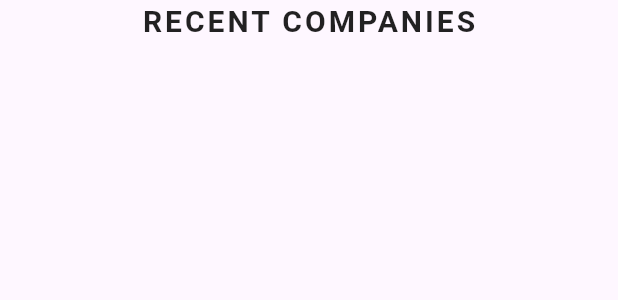
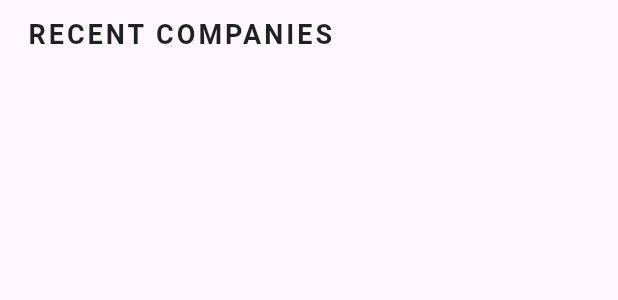
Before and after one commit to pnkr01/weconnect, a Flutter app: the RecentCompaniesWidgetAdmin widget shown alone on an empty page, opened directly, on a phone screen of 412 x 824 dp. Shown: the top 300 px of the screen. Run offline on Flutter 3.47's test engine with Material 2 defaults, Android fonts, the phone set to English and light mode, and no system bars; our stand-ins replace cloud_firestore, firebase_auth, firebase_core, firebase_storage, flutter_screenutil, font_awesome_flutter and 6 more; accounts and stored records are empty; network calls fail.

Commit message:
FIX: fixed minor bugs in home page

```diff
--- a/lib/src/controllers/admin_home_controller.dart
+++ b/lib/src/controllers/admin_home_controller.dart
@@ -11,7 +11,7 @@ class HomeController extends GetxController {
   // final  selectedImage =Image.file(null!);
 
   String get getBatch => batchController.value.text;
-  String get getName => nameController.value.text;
+  String get getName => nameController.value.text.toLowerCase();
   String get getRole => roleController.value.text;
   String get getCompensation => compensationController.value.text;
 
--- a/lib/src/routes/routes.dart
+++ b/lib/src/routes/routes.dart
@@ -1,8 +1,8 @@
 import 'package:get/get.dart';
 import 'package:weconnect/src/screens/auth/auth_screen.dart';
 import 'package:weconnect/src/screens/home/admin/admin_home/admin_home.dart';
+import 'package:weconnect/src/screens/home/admin/components/testimonial/company_testimonial.dart';
 import 'package:weconnect/src/screens/home/coordinators/coordinator_home.dart';
-import 'package:weconnect/src/screens/home/home.dart';
 import 'package:weconnect/src/screens/onboarding/handle_onboarding_screen.dart';
 
 class AppRoute {
@@ -13,7 +13,9 @@ class AppRoute {
             page: () => const HandleOnBoardingScreen()),
         GetPage(
             name: AuthScreenPage.routeName, page: () => const AuthScreenPage()),
-        GetPage(name: HomePage.routeName, page: () => const HomePage()),
+        GetPage(
+            name: CompanyTestimonial.routeName,
+            page: () => const CompanyTestimonial()),
         GetPage(name: AdminHomePage.routeName, page: () => AdminHomePage()),
         GetPage(
             name: CoordinatorHomePage.routeName,
--- a/lib/src/screens/home/admin/admin_home/admin_home.dart
+++ b/lib/src/screens/home/admin/admin_home/admin_home.dart
@@ -5,8 +5,7 @@ import 'package:weconnect/src/constant/enums.dart';
 import 'package:weconnect/src/controllers/admin_home_controller.dart';
 import 'package:weconnect/src/screens/home/admin/components/create_company/create_company_screen.dart';
 import 'package:weconnect/src/screens/home/admin/components/widgets/search_placeholder_coord.dart';
-import 'package:weconnect/src/screens/home/admin/components/widgets/show_recent_comapnies_home_page%20copy_admin.dart';
-import 'package:weconnect/src/screens/home/admin/components/widgets/show_recent_comapnies_home_page_coord.dart';
+import 'package:weconnect/src/screens/home/admin/components/widgets/show_recent_comapnies_home_page_admin.dart';
 import 'package:weconnect/src/screens/home/admin/drawer/drawer.dart';
 import 'package:weconnect/src/utils/gloabal_colors.dart';
 
@@ -16,7 +15,6 @@ class AdminHomePage extends StatefulWidget {
   @override
   State<AdminHomePage> createState() => _AdminHomePageState();
 }
-
 
 class _AdminHomePageState extends State<AdminHomePage> {
   final HomeController controller = Get.put(HomeController());
--- a/lib/src/screens/home/admin/components/widgets/search_placeholder_admin.dart
+++ b/lib/src/screens/home/admin/components/widgets/search_placeholder_admin.dart
@@ -1,6 +1,5 @@
 import 'package:flutter/material.dart';
 import 'package:get/get.dart';
-import 'package:weconnect/src/screens/home/admin/components/widgets/search_widget_admin.dart';
 import 'package:weconnect/src/screens/home/admin/components/widgets/search_widget_coord.dart';
 
 Widget searchBarPlaceHolderCoord() => Padding(
--- a/lib/src/screens/home/admin/components/widgets/search_placeholder_coord.dart
+++ b/lib/src/screens/home/admin/components/widgets/search_placeholder_coord.dart
@@ -1,7 +1,6 @@
 import 'package:flutter/material.dart';
 import 'package:get/get.dart';
 import 'package:weconnect/src/screens/home/admin/components/widgets/search_widget_admin.dart';
-import 'package:weconnect/src/screens/home/admin/components/widgets/search_widget_coord.dart';
 
 Widget searchBarPlaceHolderAdmin() => Padding(
       padding: const EdgeInsets.all(16.0),
--- a/lib/src/screens/home/admin/components/widgets/search_widget_admin.dart
+++ b/lib/src/screens/home/admin/components/widgets/search_widget_admin.dart
@@ -2,9 +2,6 @@
 
 import 'package:cloud_firestore/cloud_firestore.dart';
 import 'package:flutter/material.dart';
-import 'package:get/get.dart';
-import 'package:weconnect/src/constant/enums.dart';
-import 'package:weconnect/src/screens/home/coordinators/company_testimonials.dart';
 import 'package:weconnect/src/utils/global.dart';
 import 'package:weconnect/src/constant/color_codes.dart';
 import 'package:weconnect/src/utils/gloabal_colors.dart';
--- a/lib/src/screens/home/admin/components/widgets/search_widget_coord.dart
+++ b/lib/src/screens/home/admin/components/widgets/search_widget_coord.dart
@@ -2,8 +2,6 @@
 
 import 'package:cloud_firestore/cloud_firestore.dart';
 import 'package:flutter/material.dart';
-import 'package:get/get.dart';
-import 'package:weconnect/src/constant/enums.dart';
 import 'package:weconnect/src/screens/home/coordinators/company_testimonials.dart';
 import 'package:weconnect/src/utils/global.dart';
 import 'package:weconnect/src/constant/color_codes.dart';
--- a/lib/src/screens/home/admin/components/widgets/show_recent_comapnies_home_page copy_admin.dart
+++ /dev/null
@@ -1,128 +0,0 @@
-import 'package:cloud_firestore/cloud_firestore.dart';
-import 'package:flutter/material.dart';
-import 'package:weconnect/src/constant/color_codes.dart';
-import 'package:weconnect/src/constant/enums.dart';
-import 'package:weconnect/src/screens/home/coordinators/company_testimonials.dart';
-import 'package:weconnect/src/utils/gloabal_colors.dart';
-
-class RecentCompaniesWidgetAdmin extends StatelessWidget {
-  @override
-  Widget build(BuildContext context) {
-    return StreamBuilder<QuerySnapshot>(
-      stream: FirebaseFirestore.instance
-          .collection('companies')
-          .orderBy('timestamp', descending: true)
-          .limit(5)
-          .snapshots(),
-      builder: (context, snapshot) {
-        if (snapshot.hasError) {
-          return Text('Error: ${snapshot.error}');
-        }
-
-        if (snapshot.connectionState == ConnectionState.waiting) {
-          return CircularProgressIndicator(color: color1.withOpacity(0.8));
-        }
-
-        final companies = snapshot.data!.docs;
-          // if(UserRole.admin==true)
-          // {
-return Column(
-          crossAxisAlignment: CrossAxisAlignment.start,
-          mainAxisAlignment: MainAxisAlignment.start,
-          children: [
-            Center(
-              child: Text(
-                'RECENT COMPANIES',
-                style: TextStyle(fontSize: 20, fontWeight: FontWeight.bold,letterSpacing: 2.0),
-              ),
-            ),
-            SizedBox(height: 8),
-            for (var company in companies)
-            Padding(
-              padding: const EdgeInsets.only(right: 18.0,top: 10.0,bottom: 10.0,left: 18),
-              child: Container(
-                height: 100,
-                width: double.infinity,
-                decoration: BoxDecoration(
-                  boxShadow: [BoxShadow(
-                    blurRadius: 8.0,
-
-                  )],
-                  borderRadius: BorderRadius.circular(16),
-                  color: color2
-                ),
-                child: Row(
-                  children: [
-                    Padding(
-                      padding: const EdgeInsets.all(8.0),
-                      child: CircleAvatar(
-                        backgroundImage: NetworkImage(company['logoImageUrl']),
-                        radius: 70,
-                      ),
-                    ),
-                    Text(company['name'].toString().toUpperCase(),style: TextStyle(color: whiteColor,fontSize: 18,fontWeight: FontWeight.bold),),
-
-                  ],
-                ),
-              ),
-            )
-            //Text(company['name']),
-          ],
-        );
-          }
-          // else
-          // {
-          //   return InkWell(
-          //     onTap: (){
-          //        Navigator.push(context, MaterialPageRoute(builder: (context) {
-          //         return CompanyTestimonials();
-          //     },));},
-          //     child: Column(
-          //             crossAxisAlignment: CrossAxisAlignment.start,
-          //             mainAxisAlignment: MainAxisAlignment.start,
-          //             children: [
-          //     Center(
-          //       child: Text(
-          //         'RECENT COMPANIES',
-          //         style: TextStyle(fontSize: 20, fontWeight: FontWeight.bold,letterSpacing: 2.0),
-          //       ),
-          //     ),
-          //     SizedBox(height: 8),
-          //     for (var company in companies)
-          //     Padding(
-          //       padding: const EdgeInsets.only(right: 18.0,top: 10.0,bottom: 10.0,left: 18),
-          //       child: Container(
-          //         height: 100,
-          //         width: double.infinity,
-          //         decoration: BoxDecoration(
-          //           boxShadow: [BoxShadow(
-          //             blurRadius: 8.0,
-
-          //           )],
-          //           borderRadius: BorderRadius.circular(16),
-          //           color: color2
-          //         ),
-          //         child: Row(
-          //           children: [
-          //             Padding(
-          //               padding: const EdgeInsets.all(8.0),
-          //               child: CircleAvatar(
-          //                 backgroundImage: NetworkImage(company['logoImageUrl']),
-          //                 radius: 70,
-          //               ),
-          //             ),
-          //             Text(company['name'].toString().toUpperCase(),style: TextStyle(color: whiteColor,fontSize: 18,fontWeight: FontWeight.bold),),
-
-          //           ],
-          //         ),
-          //       ),
-          //     )
-          //     //Text(company['name']),
-          //             ],
-          //           ),
-          //   );
-          // }
-      ,
-    );
-  }
-}
--- /dev/null
+++ b/lib/src/screens/home/admin/components/widgets/show_recent_comapnies_home_page_admin.dart
@@ -0,0 +1,147 @@
+import 'package:cloud_firestore/cloud_firestore.dart';
+import 'package:flutter/material.dart';
+import 'package:get/get.dart';
+import 'package:weconnect/src/constant/color_codes.dart';
+import 'package:weconnect/src/screens/home/admin/components/testimonial/company_testimonial.dart';
+import 'package:weconnect/src/utils/gloabal_colors.dart';
+
+class RecentCompaniesWidgetAdmin extends StatelessWidget {
+  @override
+  Widget build(BuildContext context) {
+    return StreamBuilder<QuerySnapshot>(
+      stream: FirebaseFirestore.instance
+          .collection('companies')
+          .orderBy('timestamp', descending: true)
+          .limit(5)
+          .snapshots(),
+      builder: (context, snapshot) {
+        if (snapshot.hasError) {
+          return Text('Error: ${snapshot.error}');
+        }
+
+        if (snapshot.connectionState == ConnectionState.waiting) {
+          return Center(
+              child: CircularProgressIndicator(color: color1.withOpacity(0.8)));
+        }
+
+        final companies = snapshot.data!.docs;
+        return Padding(
+          padding: const EdgeInsets.only(right: 18.0, top: 10.0, left: 18),
+          child: SingleChildScrollView(
+            child: Column(
+              crossAxisAlignment: CrossAxisAlignment.start,
+              mainAxisAlignment: MainAxisAlignment.start,
+              children: [
+                Text(
+                  'RECENT COMPANIES',
+                  style: TextStyle(
+                      fontSize: 18,
+                      fontWeight: FontWeight.bold,
+                      letterSpacing: 2.0),
+                ),
+                SizedBox(height: 8),
+                for (var company in companies)
+                  Column(
+                    children: [
+                      InkWell(
+                        onTap: () => Get.toNamed(CompanyTestimonial.routeName,
+                            arguments: {
+                              'companyName': company['name'],
+                            }),
+                        child: Container(
+                          height: 100,
+                          width: double.infinity,
+                          decoration: BoxDecoration(
+                              borderRadius: BorderRadius.circular(16),
+                              color: color2),
+                          child: Row(
+                            children: [
+                              Padding(
+                                padding: const EdgeInsets.all(8.0),
+                                child: CircleAvatar(
+                                  backgroundColor: whiteColor,
+                                  child: ClipOval(
+                                    child: Image.network(
+                                      company['logoImageUrl'],
+                                      height: 50,
+                                    ),
+                                  ),
+                                  radius: 70,
+                                ),
+                              ),
+                              Text(
+                                company['name'].toString().toUpperCase(),
+                                style: TextStyle(
+                                    color: whiteColor,
+                                    fontSize: 18,
+                                    fontWeight: FontWeight.bold),
+                              ),
+                            ],
+                          ),
+                        ),
+                      ),
+                      SizedBox(height: 8)
+                    ],
+                  ),
+                //Text(company['name']),
+              ],
+            ),
+          ),
+        );
+      }
+      // else
+      // {
+      //   return InkWell(
+      //     onTap: (){
+      //        Navigator.push(context, MaterialPageRoute(builder: (context) {
+      //         return CompanyTestimonials();
+      //     },));},
+      //     child: Column(
+      //             crossAxisAlignment: CrossAxisAlignment.start,
+      //             mainAxisAlignment: MainAxisAlignment.start,
+      //             children: [
+      //     Center(
+      //       child: Text(
+      //         'RECENT COMPANIES',
+      //         style: TextStyle(fontSize: 20, fontWeight: FontWeight.bold,letterSpacing: 2.0),
+      //       ),
+      //     ),
+      //     SizedBox(height: 8),
+      //     for (var company in companies)
+      //     Padding(
+      //       padding: const EdgeInsets.only(right: 18.0,top: 10.0,bottom: 10.0,left: 18),
+      //       child: Container(
+      //         height: 100,
+      //         width: double.infinity,
+      //         decoration: BoxDecoration(
+      //           boxShadow: [BoxShadow(
+      //             blurRadius: 8.0,
+
+      //           )],
+      //           borderRadius: BorderRadius.circular(16),
+      //           color: color2
+      //         ),
+      //         child: Row(
+      //           children: [
+      //             Padding(
+      //               padding: const EdgeInsets.all(8.0),
+      //               child: CircleAvatar(
+      //                 backgroundImage: NetworkImage(company['logoImageUrl']),
+      //                 radius: 70,
+      //               ),
+      //             ),
+      //             Text(company['name'].toString().toUpperCase(),style: TextStyle(color: whiteColor,fontSize: 18,fontWeight: FontWeight.bold),),
+
+      //           ],
+      //         ),
+      //       ),
+      //     )
+      //     //Text(company['name']),
+      //             ],
+      //           ),
+      //   );
+      // }
+      ,
+    );
+  }
+}
--- a/lib/src/screens/home/admin/components/widgets/show_recent_comapnies_home_page_coord.dart
+++ b/lib/src/screens/home/admin/components/widgets/show_recent_comapnies_home_page_coord.dart
@@ -1,7 +1,6 @@
 import 'package:cloud_firestore/cloud_firestore.dart';
 import 'package:flutter/material.dart';
 import 'package:weconnect/src/constant/color_codes.dart';
-import 'package:weconnect/src/constant/enums.dart';
 import 'package:weconnect/src/screens/home/coordinators/company_testimonials.dart';
 import 'package:weconnect/src/utils/gloabal_colors.dart';
 
--- a/lib/src/screens/home/coordinators/company_testimonials.dart
+++ b/lib/src/screens/home/coordinators/company_testimonials.dart
@@ -1,12 +1,8 @@
 import 'dart:io';
-import 'package:flutter/foundation.dart';
 import 'package:flutter/material.dart';
 import 'package:get/get.dart';
-import 'package:get/get_core/src/get_main.dart';
 import 'package:image_picker/image_picker.dart';
-
 import 'package:weconnect/src/constant/color_codes.dart';
-import 'package:weconnect/src/constant/print.dart';
 import 'package:weconnect/src/db/firebase.dart';
 import 'package:weconnect/src/utils/circle_progress.dart';
 import 'package:weconnect/src/utils/gloabal_colors.dart';
@@ -37,6 +33,7 @@ class _CompanyTestimonialsState extends State<CompanyTestimonials> {
   Future<void> _pickImages() async {
     final pickedImages = await ImagePicker().pickMultiImage();
 
+    // ignore: unnecessary_null_comparison
     if (pickedImages != null) {
       selectedImages = pickedImages.map((xfile) => File(xfile.path)).toList();
       setState(() {});
--- a/lib/src/screens/home/coordinators/coordinator_home.dart
+++ b/lib/src/screens/home/coordinators/coordinator_home.dart
@@ -1,7 +1,6 @@
 import 'package:cloud_firestore/cloud_firestore.dart';
 import 'package:firebase_auth/firebase_auth.dart';
 import 'package:flutter/material.dart';
-import 'package:get/get.dart';
 import 'package:weconnect/src/constant/color_codes.dart';
 import 'package:weconnect/src/constant/enums.dart';
 import 'package:weconnect/src/screens/home/admin/drawer/drawer.dart';
@@ -24,7 +23,7 @@ class CoordinatorHomePage extends StatelessWidget {
         if (snapshot.hasError) {
           return Text('Error: ${snapshot.error}');
         }
-        if (snapshot.connectionState == ConnectionState.waiting) {
+        if (snapshot.connectionState != ConnectionState.waiting) {
           return Scaffold(
             appBar: AppBar(
               leading: Icon(Icons.menu),
--- a/lib/src/screens/home/coordinators/recent_companies_coord.dart
+++ b/lib/src/screens/home/coordinators/recent_companies_coord.dart
@@ -2,7 +2,6 @@ import 'package:flutter/material.dart';
 import 'package:weconnect/src/constant/color_codes.dart';
 import 'package:weconnect/src/constant/enums.dart';
 import 'package:weconnect/src/screens/home/admin/components/widgets/search_placeholder_admin.dart';
-import 'package:weconnect/src/screens/home/admin/components/widgets/search_placeholder_coord.dart';
 import 'package:weconnect/src/screens/home/admin/components/widgets/show_recent_comapnies_home_page_coord.dart';
 import 'package:weconnect/src/screens/home/admin/drawer/drawer.dart';
 import 'package:weconnect/src/utils/gloabal_colors.dart';
--- a/lib/src/screens/onboarding/handle_onboarding_screen.dart
+++ b/lib/src/screens/onboarding/handle_onboarding_screen.dart
@@ -10,6 +10,7 @@ class HandleOnBoardingScreen extends StatelessWidget {
   Widget build(BuildContext context) {
     Get.find<OnBoardingController>().startCaller();
     return Scaffold(
+      backgroundColor: Colors.white,
       body: SafeArea(
         child: SingleChildScrollView(
           child: Column(
--- a/lib/src/utils/global.dart
+++ b/lib/src/utils/global.dart
@@ -1,6 +1,7 @@
 import 'package:flutter/material.dart';
 import 'package:get/get.dart';
 import 'package:shared_preferences/shared_preferences.dart';
+import 'package:weconnect/src/utils/gloabal_colors.dart';
 
 late SharedPreferences sharedPreferences;
 
@@ -11,7 +12,8 @@ showSnackBar(var message, Color color, Color? textColor) {
   return Get.rawSnackbar(
       title: appName,
       messageText: Text(
-        message.toString(),
+        capitalizeFirstLetter(message.toString()),
+        style: TextStyle(color: whiteColor),
       ),
       // message: message,
       backgroundColor: color,
```
Also changed, not shown: lib/src/db/firebase.dart (+30 -15 lines), lib/src/screens/home/admin/components/create_company/create_company_screen.dart (+29 -21 lines), lib/src/screens/home/admin/components/testimonial/company_testimonial.dart (added, +28 -0 lines), lib/src/screens/home/admin/components/widgets/alert.dart (added, +27 -0 lines), lib/src/screens/home/home.dart (deleted, +0 -15 lines).
